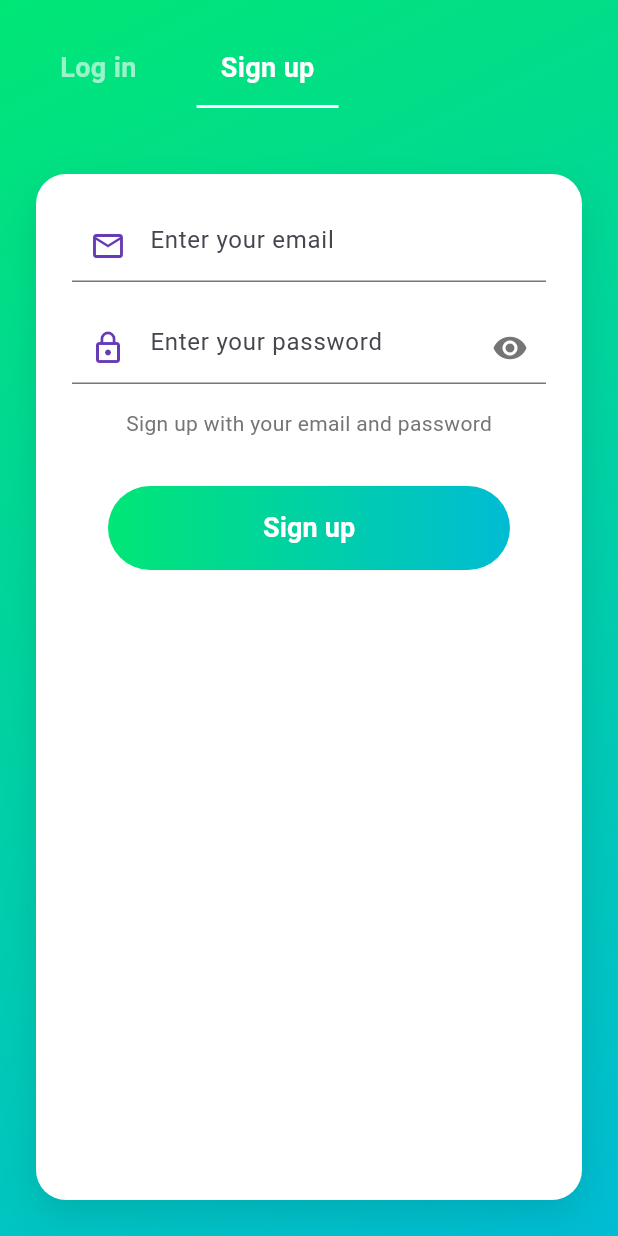
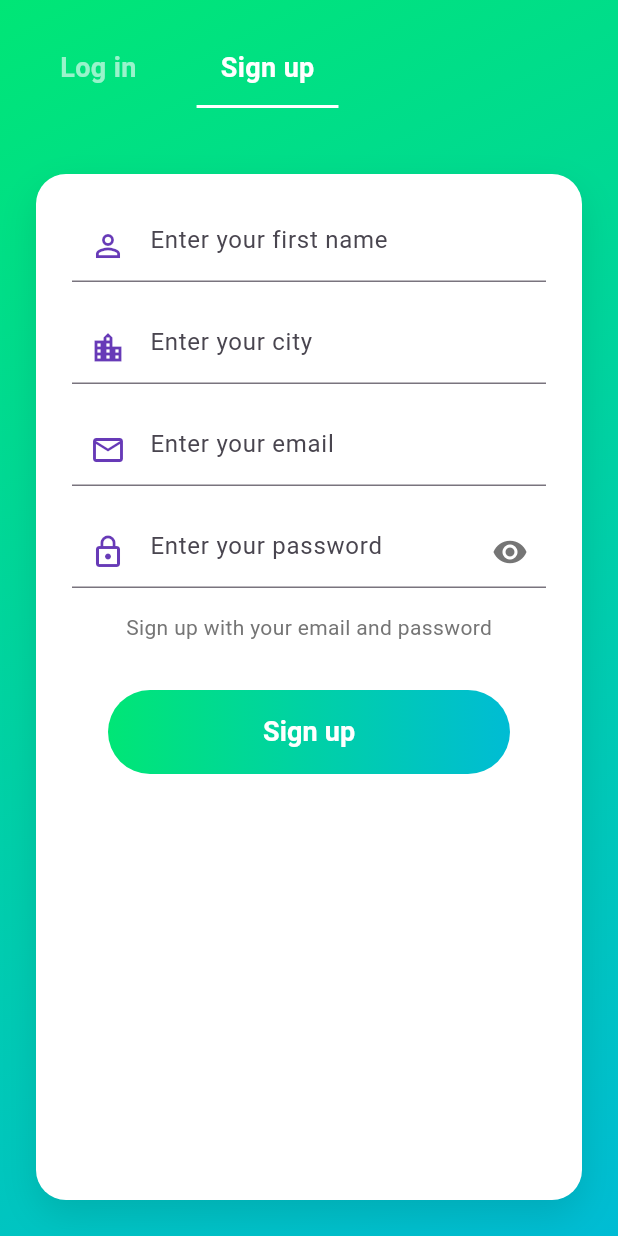
Before and after one commit to Sunil1200/rento, a Flutter app: the screen it shows after launch, after a tap on "Get Started", on a phone screen of 412 x 824 dp. Run offline on Flutter 3.47's test engine with Material 3 defaults, Android fonts, the phone set to English and light mode, and no system bars; our stand-ins replace get.

Commit message:
feat- sign up page done

```diff
--- a/lib/controllers/login_controller.dart
+++ b/lib/controllers/login_controller.dart
@@ -7,14 +7,20 @@ class LoginController extends GetxController {
   final RxBool isPasswordVisible = false.obs;
   final RxString email = ''.obs;
   final RxString password = ''.obs;
+  final RxString firstName = ''.obs;
+  final RxString city = ''.obs;
   final RxString emailError = ''.obs;
   final RxString passwordError = ''.obs;
+  final RxString firstNameError = ''.obs;
+  final RxString cityError = ''.obs;
   final RxBool isLoginActive = false.obs;
   final RxBool isSignupActive = true.obs;
 
   // Text editing controllers
   final TextEditingController emailController = TextEditingController();
   final TextEditingController passwordController = TextEditingController();
+  final TextEditingController firstNameController = TextEditingController();
+  final TextEditingController cityController = TextEditingController();
 
   @override
   void onInit() {
@@ -22,12 +28,16 @@ class LoginController extends GetxController {
     // Listen to text changes to enable/disable login button
     emailController.addListener(_validateForm);
     passwordController.addListener(_validateForm);
+    firstNameController.addListener(_validateForm);
+    cityController.addListener(_validateForm);
   }
 
   @override
   void onClose() {
     emailController.dispose();
     passwordController.dispose();
+    firstNameController.dispose();
+    cityController.dispose();
     super.onClose();
   }
 
@@ -52,6 +62,8 @@ class LoginController extends GetxController {
   void _validateForm() {
     email.value = emailController.text;
     password.value = passwordController.text;
+    firstName.value = firstNameController.text;
+    city.value = cityController.text;
 
     // Enable login button if both fields have content and email is valid
     // bool isValid = email.value.isNotEmpty &&
@@ -66,6 +78,8 @@ class LoginController extends GetxController {
   void clearErrors() {
     emailError.value = '';
     passwordError.value = '';
+    firstNameError.value = '';
+    cityError.value = '';
   }
 
   // Validate email field
@@ -87,6 +101,28 @@ class LoginController extends GetxController {
       passwordError.value = 'Password must be at least 6 characters';
     } else {
       passwordError.value = '';
+    }
+  }
+
+  // Validate first name field
+  void validateFirstName() {
+    if (firstName.value.isEmpty) {
+      firstNameError.value = 'First name is required';
+    } else if (firstName.value.length < 2) {
+      firstNameError.value = 'First name must be at least 2 characters';
+    } else {
+      firstNameError.value = '';
+    }
+  }
+
+  // Validate city field
+  void validateCity() {
+    if (city.value.isEmpty) {
+      cityError.value = 'City is required';
+    } else if (city.value.length < 2) {
+      cityError.value = 'City must be at least 2 characters';
+    } else {
+      cityError.value = '';
     }
   }
 
@@ -148,9 +184,12 @@ class LoginController extends GetxController {
     // Validate fields
     validateEmail();
     validatePassword();
+    validateFirstName();
+    validateCity();
 
     // Check if there are any errors
-    if (emailError.value.isNotEmpty || passwordError.value.isNotEmpty) {
+    if (emailError.value.isNotEmpty || passwordError.value.isNotEmpty ||
+        firstNameError.value.isNotEmpty || cityError.value.isNotEmpty) {
       return;
     }
 
--- a/lib/view/login_page.dart
+++ b/lib/view/login_page.dart
@@ -124,6 +124,24 @@ class LoginPage extends StatelessWidget {
         child: Column(
           mainAxisSize: MainAxisSize.min,
           children: [
+            // First Name Input Field (only for signup)
+            Obx(() => controller.isSignupActive.value
+                ? _buildFirstNameField(controller)
+                : const SizedBox.shrink()),
+
+            Obx(() => controller.isSignupActive.value
+                ? const SizedBox(height: 20)
+                : const SizedBox.shrink()),
+
+            // City Input Field (only for signup)
+            Obx(() => controller.isSignupActive.value
+                ? _buildCityField(controller)
+                : const SizedBox.shrink()),
+
+            Obx(() => controller.isSignupActive.value
+                ? const SizedBox(height: 20)
+                : const SizedBox.shrink()),
+
             // Email Input Field
             _buildEmailField(controller),
 
@@ -278,6 +296,116 @@ class LoginPage extends StatelessWidget {
     );
   }
 
+  Widget _buildFirstNameField(LoginController controller) {
+    return Column(
+      crossAxisAlignment: CrossAxisAlignment.start,
+      children: [
+        TextField(
+          controller: controller.firstNameController,
+          keyboardType: TextInputType.name,
+          textCapitalization: TextCapitalization.words,
+          decoration: InputDecoration(
+            hintText: 'Enter your first name',
+            prefixIcon: const Icon(
+              Icons.person_outline,
+              color: Color(0xFF673AB7),
+            ),
+            suffixIcon: Obx(() => controller.firstName.value.isNotEmpty &&
+                controller.firstNameError.value.isEmpty
+                ? const Icon(
+                    Icons.check_circle,
+                    color: Color(0xFF00E676),
+                  )
+                : const SizedBox.shrink()),
+            border: const UnderlineInputBorder(
+              borderSide: BorderSide(color: Colors.grey),
+            ),
+            focusedBorder: const UnderlineInputBorder(
+              borderSide: BorderSide(color: Color(0xFF673AB7)),
+            ),
+            errorBorder: const UnderlineInputBorder(
+              borderSide: BorderSide(color: Colors.red),
+            ),
+          ),
+          onChanged: (value) {
+            controller.firstName.value = value;
+            if (controller.firstNameError.value.isNotEmpty) {
+              controller.validateFirstName();
+            }
+          },
+          onSubmitted: (_) => controller.validateFirstName(),
+        ),
+        Obx(() => controller.firstNameError.value.isNotEmpty
+            ? Padding(
+                padding: const EdgeInsets.only(top: 8),
+                child: Text(
+                  controller.firstNameError.value,
+                  style: const TextStyle(
+                    color: Colors.red,
+                    fontSize: 12,
+                  ),
+                ),
+              )
+            : const SizedBox.shrink()),
+      ],
+    );
+  }
+
+  Widget _buildCityField(LoginController controller) {
+    return Column(
+      crossAxisAlignment: CrossAxisAlignment.start,
+      children: [
+        TextField(
+          controller: controller.cityController,
+          keyboardType: TextInputType.text,
+          textCapitalization: TextCapitalization.words,
+          decoration: InputDecoration(
+            hintText: 'Enter your city',
+            prefixIcon: const Icon(
+              Icons.location_city_outlined,
+              color: Color(0xFF673AB7),
+            ),
+            suffixIcon: Obx(() => controller.city.value.isNotEmpty &&
+                controller.cityError.value.isEmpty
+                ? const Icon(
+                    Icons.check_circle,
+                    color: Color(0xFF00E676),
+                  )
+                : const SizedBox.shrink()),
+            border: const UnderlineInputBorder(
+              borderSide: BorderSide(color: Colors.grey),
+            ),
+            focusedBorder: const UnderlineInputBorder(
+              borderSide: BorderSide(color: Color(0xFF673AB7)),
+            ),
+            errorBorder: const UnderlineInputBorder(
+              borderSide: BorderSide(color: Colors.red),
+            ),
+          ),
+          onChanged: (value) {
+            controller.city.value = value;
+            if (controller.cityError.value.isNotEmpty) {
+              controller.validateCity();
+            }
+          },
+          onSubmitted: (_) => controller.validateCity(),
+        ),
+        Obx(() => controller.cityError.value.isNotEmpty
+            ? Padding(
+                padding: const EdgeInsets.only(top: 8),
+                child: Text(
+                  controller.cityError.value,
+                  style: const TextStyle(
+                    color: Colors.red,
+                    fontSize: 12,
+                  ),
+                ),
+              )
+            : const SizedBox.shrink()),
+      ],
+    );
+  }
+
   Widget _buildActionButton(LoginController controller) {
     return Obx(() => SizedBox(
       width: double.infinity,
```
